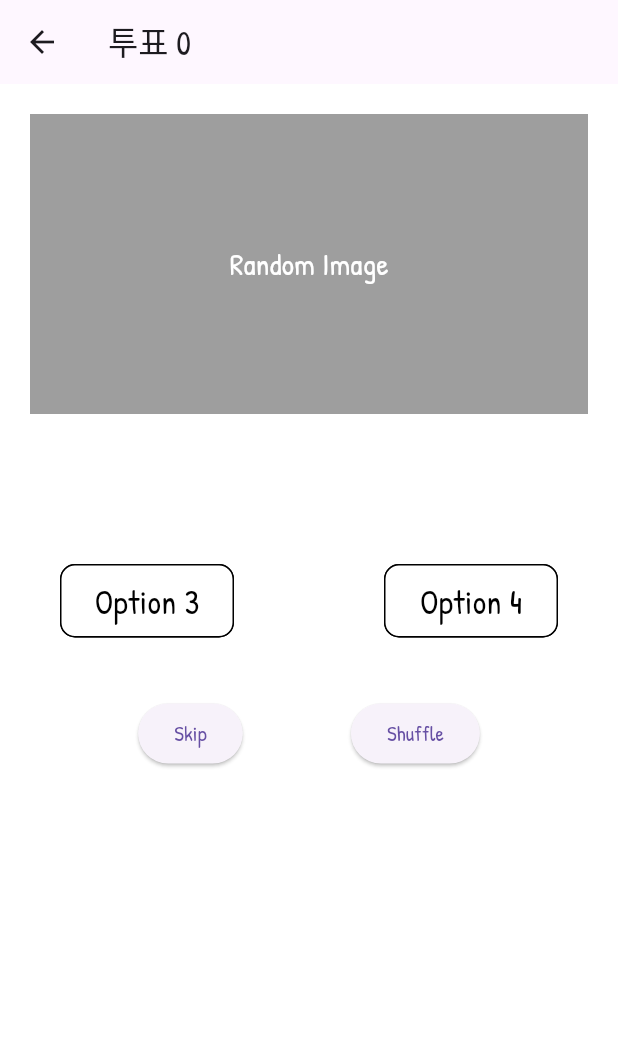
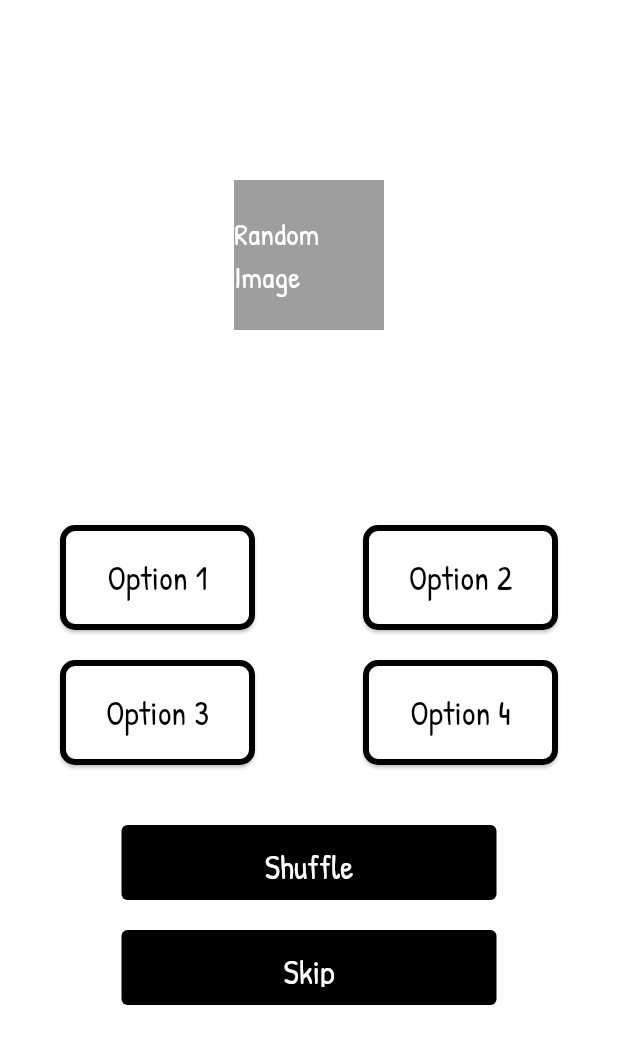
Before and after one commit to Nymmpy/nymmp_front, a Flutter app: the PollPage screen opened directly with empty values, on a phone screen of 412 x 824 dp. Shown: the top 1044 px of the screen. Run offline on Flutter 3.47's test engine with Material 3 defaults, Android fonts, the phone set to English and light mode, and no system bars; our stand-ins replace flutter_svg.

Commit message:
feat: poll page option design

```diff
--- a/lib/pages/group_page.dart
+++ b/lib/pages/group_page.dart
@@ -65,6 +65,7 @@ class GroupPage extends StatelessWidget {
                   ),
                 ),
               ),
+
               Container(
                 width: double.infinity,
                 padding: EdgeInsets.symmetric(vertical: 50.0),
@@ -77,6 +78,10 @@ class GroupPage extends StatelessWidget {
                     fontWeight: FontWeight.w700,
                   ),
                 ),
+              ),
+                            Divider( // 검은 선 추가
+                color: Colors.black,
+                thickness: 1.0,
               ),
               SizedBox(height: 20),
               Padding(
--- a/lib/pages/poll_page.dart
+++ b/lib/pages/poll_page.dart
@@ -1,6 +1,7 @@
 import 'package:flutter/material.dart';
+import 'package:nymmp_front/components/custom_button.dart';
 
-class PollPage extends StatelessWidget {
+class PollPage extends StatefulWidget {
   final int pollId;
   final String questionText;
 
@@ -10,9 +11,21 @@ class PollPage extends StatelessWidget {
   });
 
   @override
+  _PollPageState createState() => _PollPageState();
+}
+
+class _PollPageState extends State<PollPage> {
+  String? selectedOption;
+
+  void _handleOptionSelect(String option) {
+    setState(() {
+      selectedOption = option;
+    });
+  }
+
+  @override
   Widget build(BuildContext context) {
     return Scaffold(
-      appBar: AppBar(title: Text('투표 $pollId')),
       body: Center(
         child: Container(
           constraints: BoxConstraints(maxWidth: 414), // 최대 너비를 414로 설정
@@ -33,15 +46,17 @@ class PollPage extends StatelessWidget {
               ),
             ],
           ),
-          padding: EdgeInsets.all(20.0),
+          padding: EdgeInsets.symmetric(horizontal: 20.0), // 좌우 패딩 추가
           child: Column(
             crossAxisAlignment: CrossAxisAlignment.center,
             children: [
+              SizedBox(height: 100), // 상단 여백 추가
               // 첫 번째 요소: 랜덤 이미지
               Container(
-                width: double.infinity,
-                height: 200,
+                width: 100,
+                height: 100,
                 color: Colors.grey,
+                margin: EdgeInsets.only(top: 20.0), // 상단 마진 추가
                 child: Center(
                   child: Text(
                     'Random Image',
@@ -52,27 +67,38 @@ class PollPage extends StatelessWidget {
               SizedBox(height: 20),
               // 두 번째 요소: 질문 텍스트
               Text(
-                questionText,
+                widget.questionText,
                 style: TextStyle(
                   fontSize: 28,
                   fontWeight: FontWeight.w400,
                 ),
               ),
-              SizedBox(height: 20),
+              SizedBox(height: 50),
               // 세 번째 요소: 2x2 버튼 배열
               Container(
+                width: double.infinity,
+                height: 200, // height를 약간 키움
+                child: Padding(
                   padding: EdgeInsets.all(20.0), // 큰 사각형 밖에 패딩 추가
                   child: Stack(
                     children: [
-                    Align(
-                      alignment: Alignment.topLeft,
-                      child: Container(
-                        width: 116,
-                        padding: EdgeInsets.all(8.0),
-                        decoration: BoxDecoration(
-                          color: Colors.white,
-                          border: Border.all(color: Colors.black),
+                      Positioned(
+                        top: 0,
+                        left: 0,
+                        child: ElevatedButton(
+                          onPressed: () => _handleOptionSelect('Option 1'),
+                          style: ElevatedButton.styleFrom(
+                            backgroundColor: Colors.white,
+                            side: BorderSide(
+                              color: selectedOption == 'Option 1'
+                                  ? Colors.grey
+                                  : Colors.black,
+                              width: 4, // 테두리를 두껍게 설정
+                            ),
+                            shape: RoundedRectangleBorder(
                               borderRadius: BorderRadius.circular(10),
+                            ),
+                            minimumSize: Size(130, 70), // 버튼 크기를 키움
                           ),
                           child: Center(
                             child: Text(
@@ -80,21 +106,31 @@ class PollPage extends StatelessWidget {
                               style: TextStyle(
                                 fontSize: 22,
                                 fontWeight: FontWeight.w400,
-                              color: Colors.black,
+                                color: selectedOption == 'Option 1'
+                                    ? Colors.grey
+                                    : Colors.black,
                               ),
                             ),
                           ),
                         ),
                       ),
-                    Align(
-                      alignment: Alignment.topRight,
-                      child: Container(
-                        width: 116,
-                        padding: EdgeInsets.all(8.0),
-                        decoration: BoxDecoration(
-                          color: Colors.white,
-                          border: Border.all(color: Colors.black),
+                      Positioned(
+                        top: 0,
+                        right: 0,
+                        child: ElevatedButton(
+                          onPressed: () => _handleOptionSelect('Option 2'),
+                          style: ElevatedButton.styleFrom(
+                            backgroundColor: Colors.white,
+                            side: BorderSide(
+                              color: selectedOption == 'Option 2'
+                                  ? Colors.grey
+                                  : Colors.black,
+                              width: 4, // 테두리를 두껍게 설정
+                            ),
+                            shape: RoundedRectangleBorder(
                               borderRadius: BorderRadius.circular(10),
+                            ),
+                            minimumSize: Size(130, 70), // 버튼 크기를 키움
                           ),
                           child: Center(
                             child: Text(
@@ -102,21 +138,31 @@ class PollPage extends StatelessWidget {
                               style: TextStyle(
                                 fontSize: 22,
                                 fontWeight: FontWeight.w400,
-                              color: Colors.black,
+                                color: selectedOption == 'Option 2'
+                                    ? Colors.grey
+                                    : Colors.black,
                               ),
                             ),
                           ),
                         ),
                       ),
-                    Align(
-                      alignment: Alignment.bottomLeft,
-                      child: Container(
-                        width: 116,
-                        padding: EdgeInsets.all(8.0),
-                        decoration: BoxDecoration(
-                          color: Colors.white,
-                          border: Border.all(color: Colors.black),
+                      Positioned(
+                        bottom: 0,
+                        left: 0,
+                        child: ElevatedButton(
+                          onPressed: () => _handleOptionSelect('Option 3'),
+                          style: ElevatedButton.styleFrom(
+                            backgroundColor: Colors.white,
+                            side: BorderSide(
+                              color: selectedOption == 'Option 3'
+                                  ? Colors.grey
+                                  : Colors.black,
+                              width: 4, // 테두리를 두껍게 설정
+                            ),
+                            shape: RoundedRectangleBorder(
                               borderRadius: BorderRadius.circular(10),
+                            ),
+                            minimumSize: Size(130, 70), // 버튼 크기를 키움
                           ),
                           child: Center(
                             child: Text(
@@ -124,21 +170,31 @@ class PollPage extends StatelessWidget {
                               style: TextStyle(
                                 fontSize: 22,
                                 fontWeight: FontWeight.w400,
-                              color: Colors.black,
+                                color: selectedOption == 'Option 3'
+                                    ? Colors.grey
+                                    : Colors.black,
                               ),
                             ),
                           ),
                         ),
                       ),
-                    Align(
-                      alignment: Alignment.bottomRight,
-                      child: Container(
-                        width: 116,
-                        padding: EdgeInsets.all(8.0),
-                        decoration: BoxDecoration(
-                          color: Colors.white,
-                          border: Border.all(color: Colors.black),
+                      Positioned(
+                        bottom: 0,
+                        right: 0,
+                        child: ElevatedButton(
+                          onPressed: () => _handleOptionSelect('Option 4'),
+                          style: ElevatedButton.styleFrom(
+                            backgroundColor: Colors.white,
+                            side: BorderSide(
+                              color: selectedOption == 'Option 4'
+                                  ? Colors.grey
+                                  : Colors.black,
+                              width: 4, // 테두리를 두껍게 설정
+                            ),
+                            shape: RoundedRectangleBorder(
                               borderRadius: BorderRadius.circular(10),
+                            ),
+                            minimumSize: Size(130, 70), // 버튼 크기를 키움
                           ),
                           child: Center(
                             child: Text(
@@ -146,7 +202,9 @@ class PollPage extends StatelessWidget {
                               style: TextStyle(
                                 fontSize: 22,
                                 fontWeight: FontWeight.w400,
-                              color: Colors.black,
+                                color: selectedOption == 'Option 4'
+                                    ? Colors.grey
+                                    : Colors.black,
                               ),
                             ),
                           ),
@@ -155,18 +213,20 @@ class PollPage extends StatelessWidget {
                     ],
                   ),
                 ),
+              ),
               SizedBox(height: 20),
               // 네 번째 요소: Skip 및 Shuffle 버튼
-              Row(
+              Column(
                 mainAxisAlignment: MainAxisAlignment.spaceEvenly,
                 children: [
-                  ElevatedButton(
+                  CustomButton(
                     onPressed: () {},
-                    child: Text("Skip"),
+                    text: "Shuffle",
                   ),
-                  ElevatedButton(
+                  SizedBox(height: 20),
+                  CustomButton(
                     onPressed: () {},
-                    child: Text("Shuffle"),
+                    text: "Skip",
                   ),
                 ],
               ),
```
Lines whose indentation alone changed are shown as unchanged.
